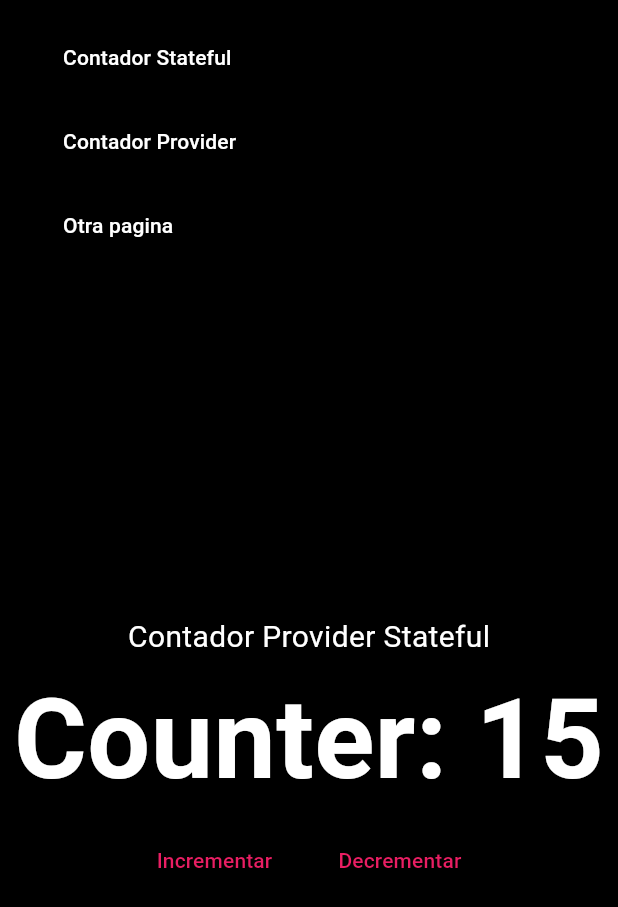
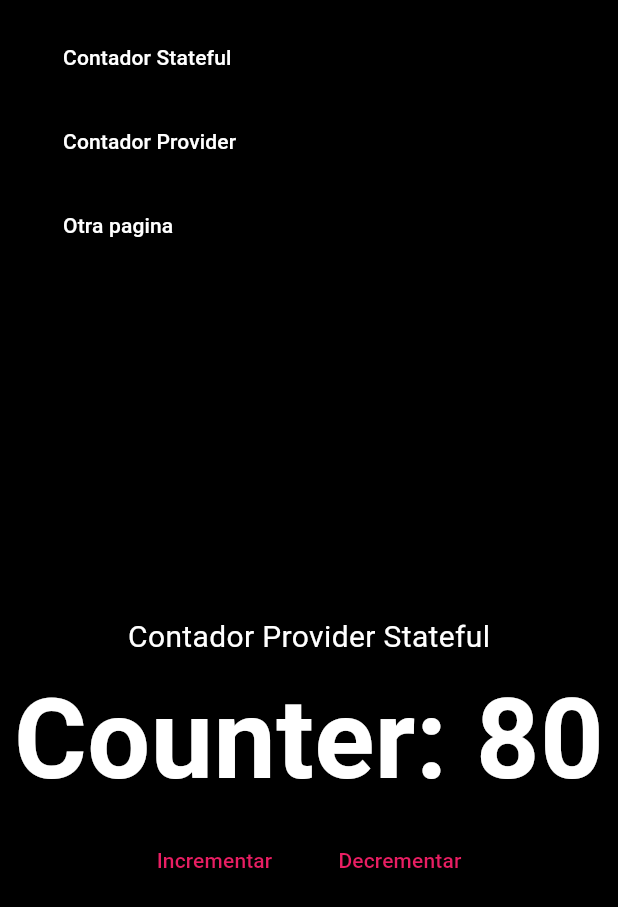
Before and after one commit to ArisEspino/Flutter-web-02, a Flutter app: the screen it shows after launch, after a tap on "Contador Provider", on a phone screen of 412 x 824 dp. Shown: the top 907 px of the screen. Run offline on Flutter 3.47's test engine with Material 3 defaults, Android fonts, the phone set to English and light mode, and no system bars; our stand-ins replace fluro, get_it.

```diff
--- a/analysis_options.yaml
+++ b/analysis_options.yaml
@@ -10,6 +10,8 @@
 analyzer:
   errors:
     use_super_parameters: ignore
+    unnecessary_new: ignore
+    prefer_final_fields: ignore
 include: package:flutter_lints/flutter.yaml
 
 linter:
--- a/lib/main.dart
+++ b/lib/main.dart
@@ -1,11 +1,12 @@
 import 'package:flutter/material.dart';
 import 'package:flutter_application_1/locator.dart';
-import 'package:flutter_application_1/router/route_generator.dart';
+import 'package:flutter_application_1/router/router.dart';
 import 'package:flutter_application_1/services/navigator_service.dart';
 import 'package:flutter_application_1/ui/layout/main_layout_page.dart';
 
 void main() {
   setupLocator();
+  Flurorouter.configureRoutes();
   runApp(MyApp());
 }
 
@@ -15,14 +16,13 @@ class MyApp extends StatelessWidget {
     return MaterialApp(
       debugShowCheckedModeBanner: false,
       title: 'Rutas app',
-      //My route
-      initialRoute: '/stateful',
-      //Mi generador de rutas
-      onGenerateRoute: RouteGenerator.generateRoute,
+      initialRoute: '/',
+      onGenerateRoute: Flurorouter.router.generator,
       navigatorKey: locator<NavigationService>().navigatorKey,
       builder: (_, child) {
         return MainLayoutPage(child: child ?? Container());
       },
+
     );
   }
 }
--- a/lib/provider/counter_provider_page.dart
+++ b/lib/provider/counter_provider_page.dart
@@ -2,6 +2,11 @@ import 'package:flutter/material.dart';
 
 class CounterProvider extends ChangeNotifier {
   int _counter = 15;
+
+  CounterProvider(String base) {
+    if (int.tryParse(base) != null)
+     this._counter = int.parse(base);
+  }
 
   get counter => _counter;
 
@@ -12,6 +17,6 @@ class CounterProvider extends ChangeNotifier {
 
   void decrement() {
     _counter--;
-    notifyListeners();//widgets se reconstruyan.
+    notifyListeners(); //widgets se reconstruyan.
   }
 }
--- a/lib/router/route_generator.dart
+++ /dev/null
@@ -1,40 +0,0 @@
-import 'package:flutter/cupertino.dart';
-
-import 'package:flutter/foundation.dart' show kIsWeb;
-import 'package:flutter_application_1/ui/views/counter_provider_view.dart';
-import 'package:flutter_application_1/ui/views/counter_view.dart';
-import 'package:flutter_application_1/ui/views/other_views.dart';
-import 'package:flutter_application_1/ui/views/view_404.dart';
-
-class RouteGenerator {
-  static Route<dynamic> generateRoute(RouteSettings settings) {
-    switch (settings.name) {
-      case '/stateful':
-        return _fadeRoute(CounterView(), '/stateful');
-      case '/provider':
-        return _fadeRoute(CounterProviderView(), '/provider');
-      case '/view':
-        return _fadeRoute(OtherViews(), '/view');
-      default:
-        return _fadeRoute(View404(), '/abc123');
-    }
-  }
-
-  static PageRoute _fadeRoute(Widget child, String routeName) {
-    return PageRouteBuilder(
-      settings: RouteSettings(name: routeName),
-      pageBuilder: (_, __, ___) => child,
-      transitionDuration: Duration(milliseconds: 200),
-      transitionsBuilder:
-          (_, animation, __, ___) =>
-              (kIsWeb)
-                  ? FadeTransition(opacity: animation, child: child)
-                  : CupertinoPageTransition(
-                    primaryRouteAnimation: animation,
-                    secondaryRouteAnimation: __,
-                    linearTransition: true,
-                    child: child,
-                  ),
-    );
-  }
-}
--- /dev/null
+++ b/lib/router/route_handlers.dart
@@ -0,0 +1,32 @@
+import 'package:fluro/fluro.dart';
+import 'package:flutter_application_1/ui/views/counter_provider_view.dart';
+import 'package:flutter_application_1/ui/views/view_404.dart';
+
+import '../ui/views/counter_view.dart';
+
+
+  //Manejadores (Handlers)
+final counterHandler = Handler(
+    handlerFunc: (context, params) {
+      return CounterView(base: params['base']?[0] ?? '');
+    },
+  );
+
+  //Provider
+  final providerHandler = Handler(
+    handlerFunc: (context, params) {
+      print(params);
+      return CounterProviderView(base: params['q']?[0] ?? '80');
+    },
+  );
+
+  final dashboardUserHandler = Handler(
+    handlerFunc: (context, params) {
+      print(params);
+      return View404();
+    },
+  );
+
+
+  //404
+final pageNotFound = Handler(handlerFunc: (_, __) => View404());
--- /dev/null
+++ b/lib/router/router.dart
@@ -0,0 +1,38 @@
+import 'package:fluro/fluro.dart';
+import 'package:flutter_application_1/router/route_handlers.dart';
+
+class Flurorouter {
+  static final FluroRouter router = new FluroRouter();
+
+  static void configureRoutes() {
+    router.define(
+      '/',
+      handler: counterHandler,
+      transitionType: TransitionType.fadeIn,
+    );
+    router.define(
+      '/stateful',
+      handler: counterHandler,
+      transitionType: TransitionType.fadeIn,
+    );
+    router.define(
+      '/stateful/:base',
+      handler: counterHandler,
+      transitionType: TransitionType.fadeIn,
+    );
+    router.define(
+      '/provider',
+      handler: providerHandler,
+      transitionType: TransitionType.fadeIn,
+    );
+
+    router.define(
+      '/dashboard/users/:userid/:roleid',
+      handler: dashboardUserHandler,
+      transitionType: TransitionType.fadeIn,
+    );
+
+    //404 views
+    router.notFoundHandler = pageNotFound;
+  }
+}
--- a/lib/ui/views/counter_provider_view.dart
+++ b/lib/ui/views/counter_provider_view.dart
@@ -4,18 +4,19 @@ import 'package:flutter_application_1/ui/shared/custom_flat_button.dart';
 import 'package:provider/provider.dart';
 
 class CounterProviderView extends StatelessWidget {
-  const CounterProviderView({super.key});
+  final String base;
+
+  const CounterProviderView({Key? key, required this.base}) : super(key: key);
 
   @override
   //Make Provider
   Widget build(BuildContext context) {
     return ChangeNotifierProvider(
-      create: (_) => CounterProvider(),
+      create: (_) => CounterProvider(this.base),
       child: _CounterProviderViewBody(),
     );
   }
 }
-
 
 class _CounterProviderViewBody extends StatelessWidget {
   @override
@@ -26,7 +27,6 @@ class _CounterProviderViewBody extends StatelessWidget {
     return Column(
       mainAxisAlignment: MainAxisAlignment.center,
       children: [
-
         Spacer(),
         Text(
           'Contador Provider Stateful',
--- a/lib/ui/views/counter_view.dart
+++ b/lib/ui/views/counter_view.dart
@@ -2,7 +2,9 @@ import 'package:flutter/material.dart';
 import 'package:flutter_application_1/ui/shared/custom_flat_button.dart';
 
 class CounterView extends StatefulWidget {
-  const CounterView({super.key});
+  final String base;
+  //Hacemos las referencia
+  const CounterView({Key? key, required this.base}) : super(key: key);
 
   @override
   State<CounterView> createState() => _CounterPageState();
@@ -10,13 +12,18 @@ class CounterView extends StatefulWidget {
 
 class _CounterPageState extends State<CounterView> {
   int counter = 10;
+  //obtener ese valor del query y de paso lo convertimos en un digito.
+  @override
+  void initState() {
+    super.initState();
+    if (int.tryParse(widget.base) != null) counter = int.parse(widget.base);
+  }
 
   @override
   Widget build(BuildContext context) {
     return Column(
       mainAxisAlignment: MainAxisAlignment.center,
       children: [
-
         Spacer(),
         Text(
           'Contador Stateful',
--- a/pubspec.yaml
+++ b/pubspec.yaml
@@ -29,6 +29,7 @@ environment:
 # versions available, run `flutter pub outdated`.
 dependencies:
   cupertino_icons: ^1.0.8
+  fluro: ^2.0.5
   flutter:
     sdk: flutter
   get_it: ^8.0.3
```
Also changed, not shown: lib/ui/shared/custom_app_menu.dart (+11 -2 lines), lib/ui/views/other_views.dart (deleted, +0 -25 lines), pubspec.lock.
